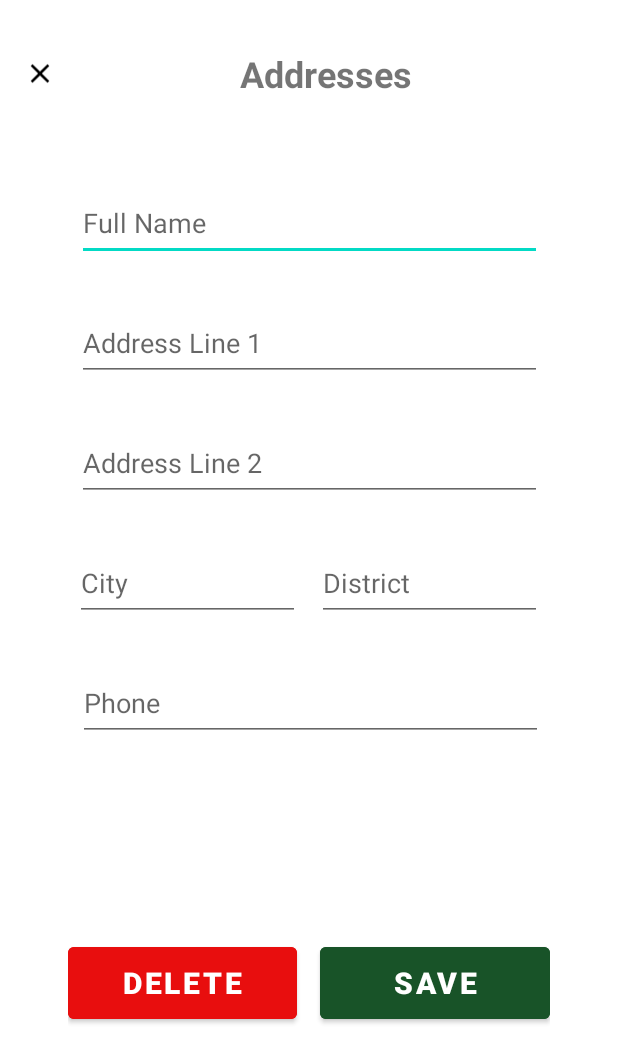
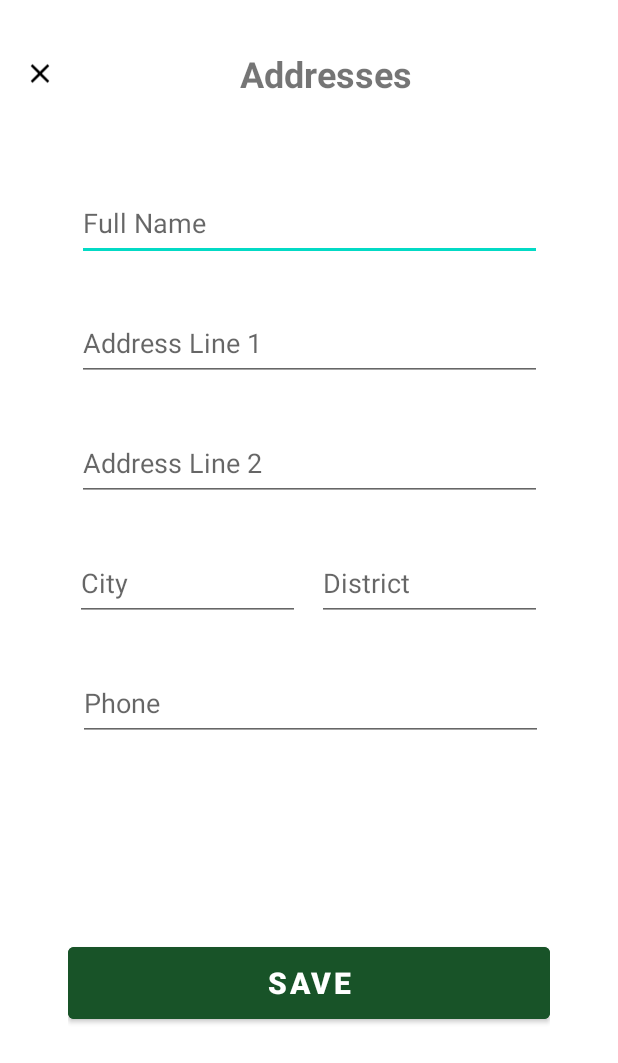
Before and after one commit to Harish3000/FarmLink-MAD-PROJECT-Y2S2-G4.2, an Android app: the AddressAcivity screen opened directly, with no data from a screen before it, on a phone screen of 412 x 824 dp. Shown: the top 1063 px of the screen. Run offline under Robolectric (Android 15) with nearby library versions, the phone set to English and light mode, and no system bars; our stand-ins replace Firebase (no records; nobody signed in at launch, a user with empty details on screens opened directly).

```diff
--- a/app/src/main/java/com/example/farmlink/Cart_Delivery_Activities/AddressAcivity.kt
+++ b/app/src/main/java/com/example/farmlink/Cart_Delivery_Activities/AddressAcivity.kt
@@ -19,7 +19,6 @@ class AddressAcivity : AppCompatActivity() {
     private lateinit var edtDistrict : EditText
     private lateinit var edtPhone : EditText
     private lateinit var btnSaveData : Button
-    private lateinit var btnDelete : Button
 
     private lateinit var dbRef : DatabaseReference
     override fun onCreate(savedInstanceState: Bundle?) {
@@ -33,7 +32,6 @@ class AddressAcivity : AppCompatActivity() {
         edtDistrict = findViewById(R.id.editDistrict)
         edtPhone = findViewById(R.id.editPhone)
         btnSaveData = findViewById(R.id.btnUpdate)
-        btnDelete = findViewById(R.id.btnDelete)
 
         dbRef = FirebaseDatabase.getInstance().getReference("Addresses")
 
--- a/app/src/main/res/layout/activity_address.xml
+++ b/app/src/main/res/layout/activity_address.xml
@@ -134,17 +134,6 @@
         app:layout_constraintTop_toBottomOf="@+id/editPhone">
 
         <Button
-            android:id="@+id/btnDelete"
-            android:layout_width="50dp"
-            android:layout_height="match_parent"
-            android:layout_marginRight="15sp"
-            android:layout_weight="2"
-            android:backgroundTint="#E80E0E"
-            android:text="@string/btnDelete"
-            android:textSize="20sp"
-            android:textStyle="bold" />
-
-        <Button
             android:id="@+id/btnUpdate"
             android:layout_width="50dp"
             android:layout_height="match_parent"
```
Also changed, not shown: app/src/main/java/com/example/farmlink/Cart_Delivery_Activities/AddressDetailsActivity.kt (+21 -0 lines).
